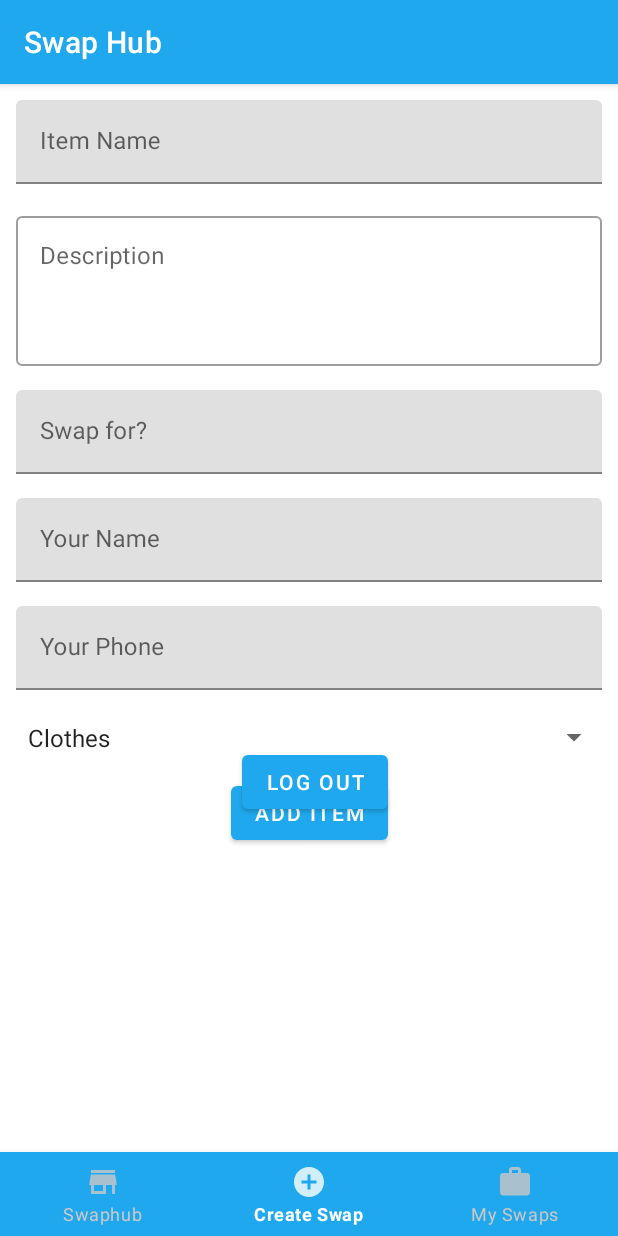
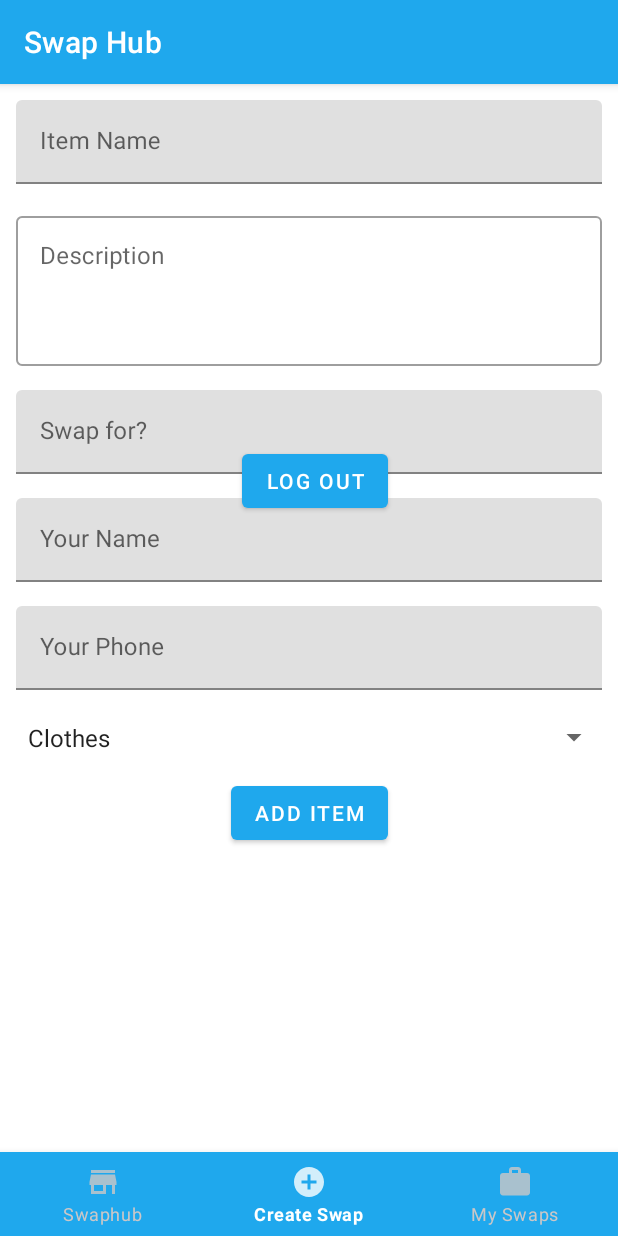
Before and after one commit to iuliia9/swaphub, an Android app: the screen it shows after launch once a user with an empty profile is signed in (HomeActivity), item 2 of the bottom bar chosen, on a phone screen of 412 x 824 dp. Run offline under Robolectric (Android 15) with nearby library versions, the phone set to English and light mode, and no system bars; our stand-ins replace Firebase (no records; nobody signed in at launch, a user with empty details on screens opened directly); Roboto replaces fonts that are not available here.

Commit message:
bottom navigation framelayout fixed

```diff
--- a/app/src/main/res/layout/activity_home.xml
+++ b/app/src/main/res/layout/activity_home.xml
@@ -5,21 +5,6 @@
     android:layout_width="match_parent"
     android:layout_height="match_parent"
     tools:context=".HomeActivity">
-
-    <TextView
-        android:id="@+id/textView"
-        android:layout_width="wrap_content"
-        android:layout_height="wrap_content"
-        android:layout_marginStart="171dp"
-        android:layout_marginTop="363dp"
-        android:layout_marginEnd="181dp"
-        android:layout_marginBottom="349dp"
-        android:text="Welcome"
-        app:layout_constraintBottom_toBottomOf="parent"
-        app:layout_constraintEnd_toEndOf="parent"
-        app:layout_constraintStart_toStartOf="parent"
-        app:layout_constraintTop_toTopOf="parent" />
-
     <Button
         android:id="@+id/logout"
         android:layout_width="wrap_content"
@@ -32,19 +17,25 @@
         app:layout_constraintBottom_toBottomOf="parent"
         app:layout_constraintEnd_toEndOf="parent"
         app:layout_constraintStart_toStartOf="parent"
-        app:layout_constraintTop_toBottomOf="@+id/textView" />
+        app:layout_constraintTop_toTopOf="parent" />
 
     <FrameLayout
         android:id="@+id/fragment_container"
         android:layout_width="match_parent"
         android:layout_height="match_parent"
-
-        >
+        android:layout_marginBottom="56dp"
+        android:text="@string/title_home"
+        app:layout_constraintLeft_toLeftOf="parent"
+        app:layout_constraintTop_toTopOf="parent"
+        />
         <!-- Main content -->
         <com.google.android.material.bottomnavigation.BottomNavigationView
             android:id="@+id/bottom_navigation"
             android:layout_width="match_parent"
             android:layout_height="wrap_content"
+            app:layout_constraintBottom_toBottomOf="parent"
+            app:layout_constraintLeft_toLeftOf="parent"
+            app:layout_constraintRight_toRightOf="parent"
             android:layout_gravity="bottom"
             style="@style/Widget.MaterialComponents.BottomNavigationView.Colored"
             android:background="#1FA8ED"
@@ -53,5 +44,5 @@
             app:menu="@menu/bottom_navigation_menu"
             />
         <!--            android:background="@color/colorPrimary"-->
-    </FrameLayout>
+<!--    </FrameLayout>-->
 </androidx.constraintlayout.widget.ConstraintLayout>
```
